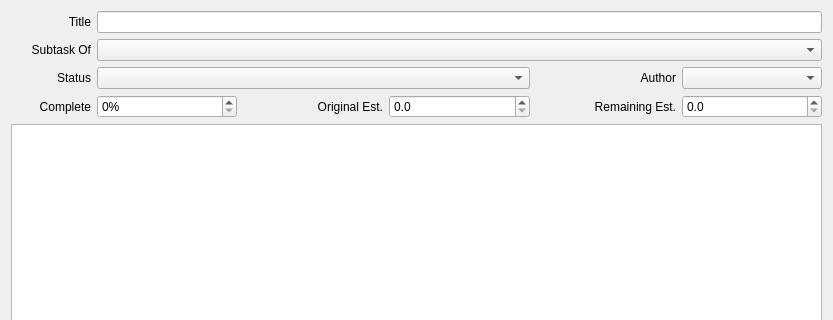
Before: the Qt Designer form qtMushi/qtMushi/taskeditor.ui in JWambaugh/mushi, drawn with Qt 5; both pictures show x 0 to 833 and y 0 to 320 of the 833 by 499 pixel window.
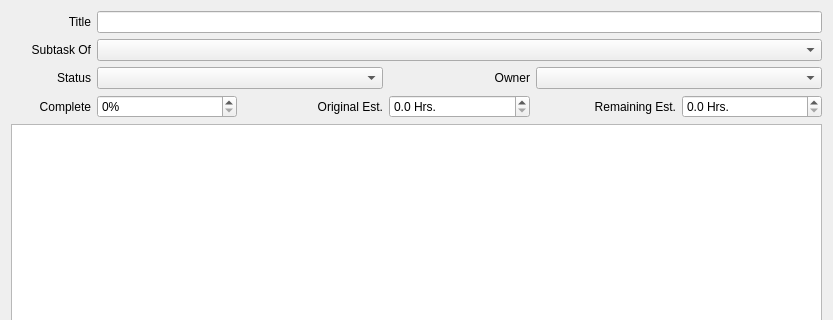
After: the same form once the commit is applied.

Patch:
```diff
--- a/qtMushi/qtMushi/taskeditor.ui
+++ b/qtMushi/qtMushi/taskeditor.ui
@@ -13,7 +13,7 @@
   <property name="windowTitle">
    <string>Form</string>
   </property>
-  <layout class="QGridLayout" name="gridLayout" columnstretch="0,1,1,1,1,1,0,0" columnminimumwidth="0,0,0,0,0,0,0,0">
+  <layout class="QGridLayout" name="gridLayout" columnstretch="0,1,1,1,1,1" columnminimumwidth="0,0,0,0,0,0">
    <item row="1" column="0">
     <widget class="QLabel" name="label">
      <property name="layoutDirection">
@@ -43,21 +43,11 @@
    <item row="5" column="1" colspan="5">
     <widget class="QComboBox" name="taskCombo"/>
    </item>
-   <item row="6" column="1" colspan="3">
+   <item row="6" column="1" colspan="2">
     <widget class="QComboBox" name="statusCombo"/>
    </item>
-   <item row="6" column="4">
-    <widget class="QLabel" name="label_7">
-     <property name="text">
-      <string>Author</string>
-     </property>
-     <property name="alignment">
-      <set>Qt::AlignRight|Qt::AlignTrailing|Qt::AlignVCenter</set>
-     </property>
-    </widget>
-   </item>
-   <item row="6" column="5">
-    <widget class="QComboBox" name="authorCombo"/>
+   <item row="6" column="4" colspan="2">
+    <widget class="QComboBox" name="ownerCombo"/>
    </item>
    <item row="9" column="0" colspan="6">
     <widget class="QTextEdit" name="description"/>
@@ -94,6 +84,9 @@
    </item>
    <item row="7" column="3">
     <widget class="QDoubleSpinBox" name="originalEstimate">
+     <property name="suffix">
+      <string> Hrs.</string>
+     </property>
      <property name="decimals">
       <number>1</number>
      </property>
@@ -117,6 +110,9 @@
    </item>
    <item row="7" column="5">
     <widget class="QDoubleSpinBox" name="currentEstimate">
+     <property name="suffix">
+      <string> Hrs.</string>
+     </property>
      <property name="decimals">
       <number>1</number>
      </property>
@@ -142,6 +138,16 @@
      </property>
     </widget>
    </item>
+   <item row="6" column="3">
+    <widget class="QLabel" name="label_7">
+     <property name="text">
+      <string>Owner</string>
+     </property>
+     <property name="alignment">
+      <set>Qt::AlignRight|Qt::AlignTrailing|Qt::AlignVCenter</set>
+     </property>
+    </widget>
+   </item>
   </layout>
  </widget>
  <resources/>
```
